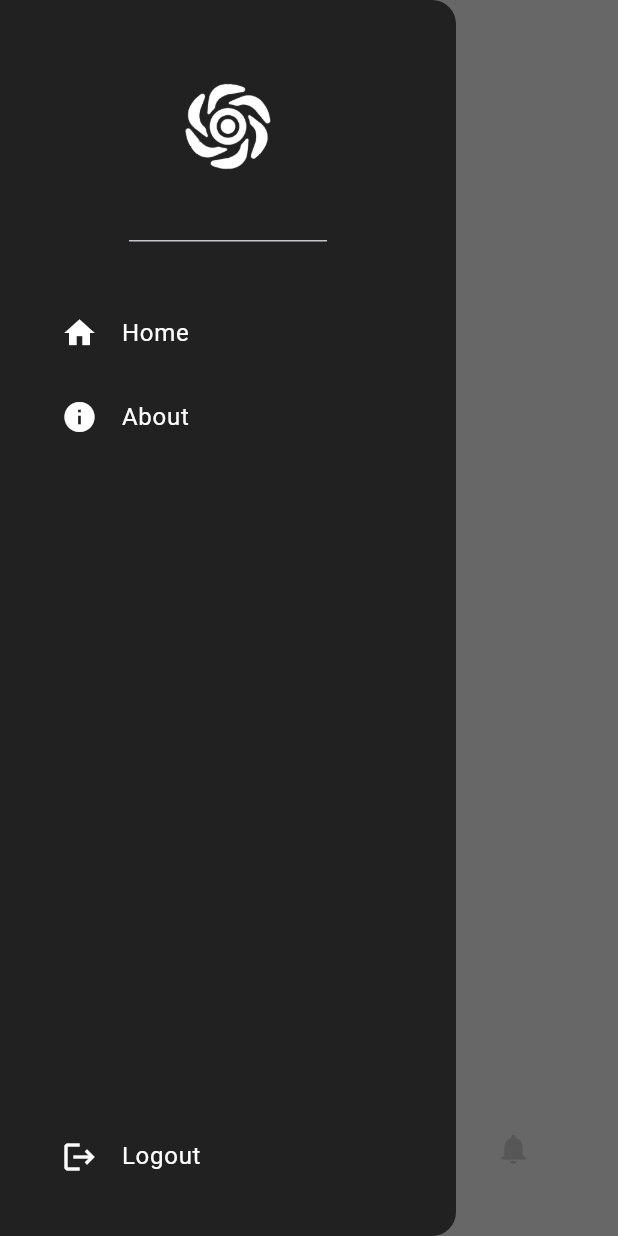
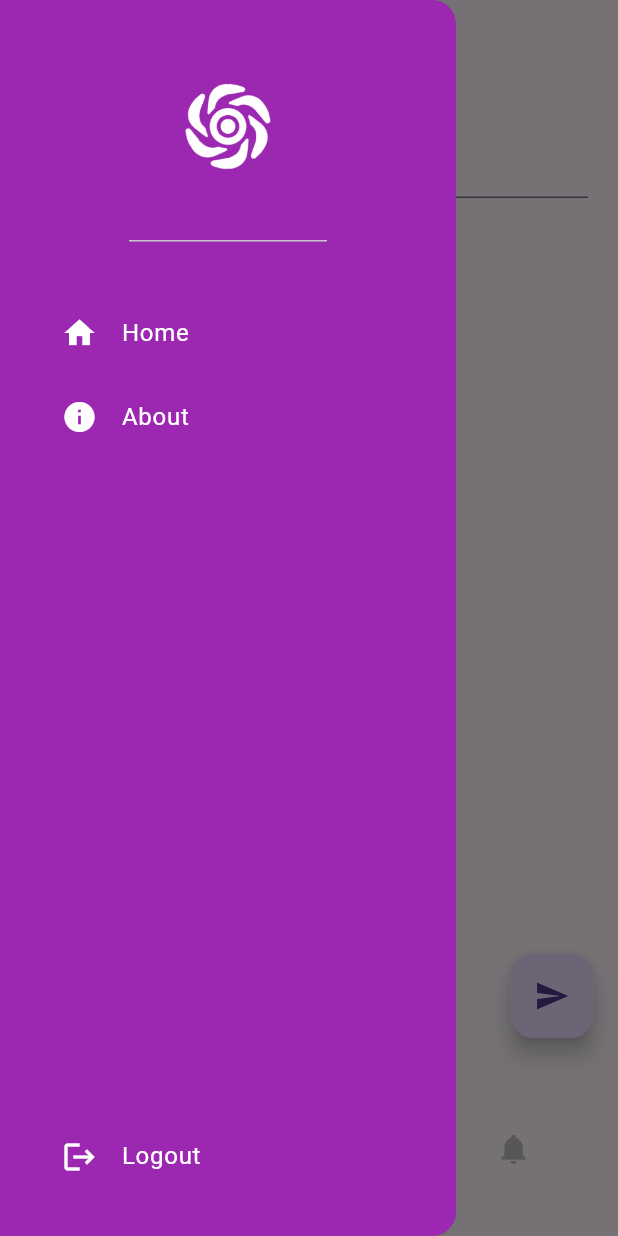
Before and after one commit to muthuxv/unity-hub, a Flutter app: the HomePage screen opened directly, with the side drawer open, on a phone screen of 412 x 824 dp. Run offline on Flutter 3.47's test engine with Material 3 defaults, Android fonts, the phone set to English and light mode, and no system bars; drawn by our look-alikes of google_nav_bar; our stand-ins replace dio, flutter_secure_storage, jwt_decoder; accounts and stored records are empty; network calls fail.

```diff
--- /dev/null
+++ b/front/devtools_options.yaml
@@ -0,0 +1 @@
+extensions:
--- a/front/lib/pages/home_page.dart
+++ b/front/lib/pages/home_page.dart
@@ -59,6 +59,16 @@ class _HomePageState extends State<HomePage> {
     }
   }
 
+  //logout
+  void _logout() async {
+    const storage = FlutterSecureStorage();
+    await storage.delete(key: 'token');
+    Navigator.pushAndRemoveUntil(
+      context,
+      MaterialPageRoute(builder: (context) => const AuthPage()),
+          (route) => false,
+    );
+  }
 
   @override
   void initState() {
@@ -69,7 +79,6 @@ class _HomePageState extends State<HomePage> {
   Widget build(BuildContext context) {
 
     return Scaffold(
-      backgroundColor: Colors.grey[300],
       bottomNavigationBar: MyBottomNavBar(
         onTabChange: (value) => navigateBottomNavBar(value),
       ),
@@ -90,7 +99,7 @@ class _HomePageState extends State<HomePage> {
         ),
       ),
       drawer: Drawer(
-        backgroundColor: Colors.grey[900],
+        backgroundColor: Colors.purple,
         child: Column(
           mainAxisAlignment: MainAxisAlignment.spaceBetween,
           children: [
@@ -145,12 +154,7 @@ class _HomePageState extends State<HomePage> {
                     'Logout',
                     style: TextStyle(color: Colors.white)),
                 onTap: () {
-                  const storage = FlutterSecureStorage();
-                  storage.delete(key: 'token');
-                  Navigator.push(
-                    context,
-                    MaterialPageRoute(builder: (context) => const AuthPage()),
-                  );
+                  _logout();
                 },
               ),
             ),
--- a/front/lib/pages/security/register_page.dart
+++ b/front/lib/pages/security/register_page.dart
@@ -34,7 +34,7 @@ class _RegisterPageState extends State<RegisterPage> {
     }
 
     final response = await Dio().post(
-      'http://195.35.29.110:8080/register',
+      'http://10.33.4.40:8080/register',
       data: {
         'email': _emailController.text,
         'password': _passwordController.text,
--- a/front/lib/pages/shop_page.dart
+++ b/front/lib/pages/shop_page.dart
@@ -1,4 +1,6 @@
 import 'package:flutter/material.dart';
+import 'package:web_socket_channel/io.dart';
+import 'package:web_socket_channel/web_socket_channel.dart';
 
 class ShopPage extends StatefulWidget {
   const ShopPage({super.key});
@@ -8,11 +10,50 @@ class ShopPage extends StatefulWidget {
 }
 
 class _ShopPageState extends State<ShopPage> {
+  final _channel = IOWebSocketChannel.connect(Uri.parse('ws://195.35.29.110:8080/ws'));
+  final TextEditingController _controller = TextEditingController();
+
+  void _sendMessage() {
+    if (_controller.text.isNotEmpty) {
+      _channel.sink.add(_controller.text);
+    }
+  }
+
+  @override
+  void dispose() {
+    _channel.sink.close();
+    _controller.dispose();
+    super.dispose();
+  }
 
   @override
   Widget build(BuildContext context) {
-    return const Center(
-      child: Text('Main Page'),
+    return Scaffold(
+      body: Padding(
+        padding: const EdgeInsets.all(20),
+        child: Column(
+          crossAxisAlignment: CrossAxisAlignment.start,
+          children: [
+            Form(
+              child: TextFormField(
+                controller: _controller,
+                decoration: const InputDecoration(labelText: 'Send a message'),
+              ),
+            ),
+            const SizedBox(height: 24),
+            StreamBuilder(
+              stream: _channel.stream,
+              builder: (context, snapshot) {
+                return Text(snapshot.hasData ? '${snapshot.data}' : '');
+              },
+            )
+          ],
+        ),
+      ),
+      floatingActionButton: FloatingActionButton(
+        onPressed: _sendMessage,
+        child: const Icon(Icons.send),
+      ),
     );
   }
 }
--- a/front/pubspec.yaml
+++ b/front/pubspec.yaml
@@ -40,6 +40,7 @@ dependencies:
   cupertino_icons: ^1.0.6
   flutter_secure_storage:
   jwt_decoder: ^2.0.1
+  web_socket_channel:
 
 dev_dependencies:
   flutter_test:
```
Also changed, not shown: front/lib/main.dart (+1 -9 lines), front/lib/pages/security/auth_page.dart (+29 -15 lines), front/lib/pages/security/login_page.dart (+88 -32 lines), front/pubspec.lock.
